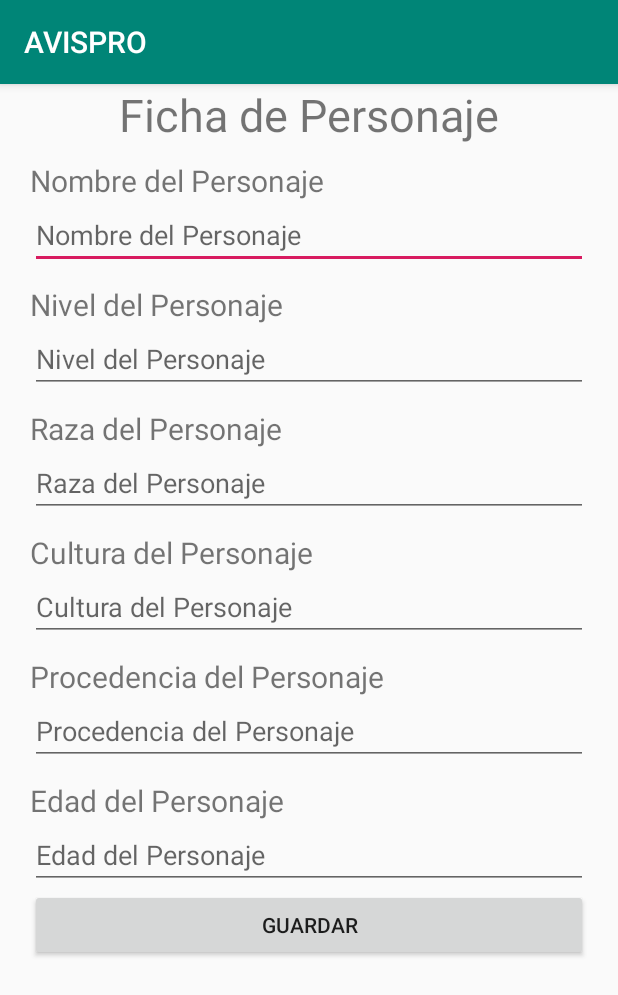
After one commit to GuillermoGarcia/Avispro, an Android app: the SheetActivity screen opened directly, with no data from a screen before it, on a phone screen of 412 x 824 dp. The commit adds this screen. Shown: the top 995 px of the screen. Run offline under Robolectric (Android 15) with nearby library versions, the light colour scheme and no system bars.

Commit message:
Recycler Layout

```diff
--- a/app/build.gradle
+++ b/app/build.gradle
@@ -37,9 +37,11 @@ dependencies {
   // Conexion a la BD de FireStore
   implementation 'com.google.firebase:firebase-firestore:17.1.3'
   // Conexión con el Almacen de Firebase
-  implementation 'com.google.firebase:firebase-storage:16.0.2'
+  implementation 'com.google.firebase:firebase-storage:16.0.5'
   // Librería PICASSO: necesario para imágenes
   implementation 'com.squareup.picasso:picasso:2.5.2'
+  // Necesario para el RecyclerView
+  implementation 'com.android.support:recyclerview-v7:28.0.0'
 
 
   testImplementation 'junit:junit:4.12'
--- a/app/src/main/AndroidManifest.xml
+++ b/app/src/main/AndroidManifest.xml
@@ -18,7 +18,8 @@
     </activity>
     <activity android:name=".actividades.ListActivity" />
     <activity android:name=".actividades.RegisterActivity" />
-    <activity android:name=".actividades.ListSheetActivity"></activity>
+    <activity android:name=".actividades.ListSheetActivity" />
+    <activity android:name=".actividades.SheetActivity"></activity>
   </application>
 
 </manifest>
--- /dev/null
+++ b/app/src/main/java/com/example/ulric/avispro/actividades/SheetActivity.java
@@ -0,0 +1,51 @@
+package com.example.ulric.avispro.actividades;
+
+import android.support.v7.app.AppCompatActivity;
+import android.os.Bundle;
+import android.support.v7.widget.GridLayoutManager;
+import android.support.v7.widget.RecyclerView;
+import android.widget.TextView;
+import android.widget.Toast;
+
+import com.example.ulric.avispro.R;
+import com.example.ulric.avispro.modelos.Personaje;
+
+public class SheetActivity extends AppCompatActivity {
+
+  TextView  cultura;
+  TextView  edad;
+  TextView  nombre;
+  TextView  nivel;
+  TextView  raza;
+  Personaje personaje;
+  TextView  procedencia;
+
+  @Override
+  protected void onCreate(Bundle savedInstanceState) {
+    super.onCreate(savedInstanceState);
+    setContentView(R.layout.activity_sheet);
+
+    Bundle bundle = getIntent().getExtras();
+    if (bundle != null){
+      this.personaje = (Personaje) bundle.getSerializable("personaje");
+      Toast.makeText(this, "Bienvenido/a, " + this.personaje.getNombre(), Toast.LENGTH_LONG).show();
+    }
+
+    cultura = findViewById(R.id.culture_sheet);
+    edad = findViewById(R.id.age_sheet);
+    nombre = findViewById(R.id.name_sheet);
+    nivel = findViewById(R.id.level_sheet);
+    raza = findViewById(R.id.race_sheet);
+    procedencia = findViewById(R.id.origin_sheet);
+
+    if (personaje != null) {
+      cultura.setText(personaje.getCultura());
+      edad.setText(personaje.getEdad()+"");
+      nombre.setText(personaje.getNombre());
+      nivel.setText(personaje.getNivel()+"");
+      raza.setText(personaje.getRaza());
+      procedencia.setText(personaje.getProcedencia());
+    }
+
+  }
+}
--- a/app/src/main/java/com/example/ulric/avispro/modelos/Personaje.java
+++ b/app/src/main/java/com/example/ulric/avispro/modelos/Personaje.java
@@ -3,7 +3,9 @@ package com.example.ulric.avispro.modelos;
 import com.google.gson.annotations.Expose;
 import com.google.gson.annotations.SerializedName;
 
-public class Personaje {
+import java.io.Serializable;
+
+public class Personaje implements Serializable {
 
   @Expose @SerializedName("avatar") private String avatar;
   @Expose @SerializedName("cultura") private String cultura;
--- a/app/src/main/res/layout/activity_login.xml
+++ b/app/src/main/res/layout/activity_login.xml
@@ -22,7 +22,8 @@
     android:layout_height="45dp"
     android:layout_marginTop="30dp"
     android:hint="@string/label_usuario"
-    android:inputType="textPersonName"
+    android:text="g.ulric@gmail.com"
+    android:inputType="textEmailAddress"
     app:layout_constraintEnd_toEndOf="parent"
     app:layout_constraintStart_toStartOf="parent"
     app:layout_constraintTop_toBottomOf="@id/logo" />
@@ -33,6 +34,7 @@
     android:layout_height="45dp"
     android:layout_marginTop="10dp"
     android:hint="@string/label_contrasena"
+    android:text="evangelion1"
     android:inputType="textPassword"
     app:layout_constraintEnd_toEndOf="parent"
     app:layout_constraintStart_toStartOf="parent"
--- /dev/null
+++ b/app/src/main/res/layout/activity_sheet.xml
@@ -0,0 +1,119 @@
+<?xml version="1.0" encoding="utf-8"?>
+<LinearLayout
+  xmlns:android="http://schemas.android.com/apk/res/android"
+  xmlns:app="http://schemas.android.com/apk/res-auto"
+  xmlns:tools="http://schemas.android.com/tools"
+  android:layout_width="match_parent"
+  android:layout_height="match_parent"
+  android:orientation="vertical"
+  tools:layout_editor_absoluteX="8dp"
+  tools:layout_editor_absoluteY="8dp"
+  android:paddingStart="20dp"
+  android:paddingEnd="20dp"
+  tools:context=".actividades.SheetActivity">
+
+  <TextView
+    android:layout_width="wrap_content"
+    android:layout_height="wrap_content"
+    android:layout_gravity="center"
+    android:textSize="30sp"
+    android:text="@string/new_sheet"/>
+
+  <TextView
+    android:layout_width="wrap_content"
+    android:layout_height="wrap_content"
+    android:layout_gravity="start"
+    android:textSize="20sp"
+    android:layout_marginTop="10dp"
+    android:text="@string/hint_name_sheet"/>
+
+  <EditText
+    android:id="@+id/name_sheet"
+    android:layout_width="match_parent"
+    android:layout_height="wrap_content"
+    android:hint="@string/hint_name_sheet"
+    android:inputType="textPersonName" />
+
+  <TextView
+    android:layout_width="wrap_content"
+    android:layout_height="wrap_content"
+    android:layout_gravity="start"
+    android:textSize="20sp"
+    android:layout_marginTop="10dp"
+    android:text="@string/hint_level_sheet"/>
+
+  <EditText
+    android:id="@+id/level_sheet"
+    android:layout_width="match_parent"
+    android:layout_height="wrap_content"
+    android:hint="@string/hint_level_sheet"
+    android:inputType="numberDecimal"/>
+
+  <TextView
+    android:layout_width="wrap_content"
+    android:layout_height="wrap_content"
+    android:layout_gravity="start"
+    android:textSize="20sp"
+    android:layout_marginTop="10dp"
+    android:text="@string/hint_race_sheet"/>
+
+  <EditText
+    android:id="@+id/race_sheet"
+    android:layout_width="match_parent"
+    android:layout_height="wrap_content"
+    android:hint="@string/hint_race_sheet"
+    android:inputType="textPersonName"/>
+
+  <TextView
+    android:layout_width="wrap_content"
+    android:layout_height="wrap_content"
+    android:layout_gravity="start"
+    android:textSize="20sp"
+    android:layout_marginTop="10dp"
+    android:text="@string/hint_culture_sheet"/>
+
+  <EditText
+    android:id="@+id/culture_sheet"
+    android:layout_width="match_parent"
+    android:layout_height="wrap_content"
+    android:hint="@string/hint_culture_sheet"
+    android:inputType="textPersonName"/>
+
+  <TextView
+    android:layout_width="wrap_content"
+    android:layout_height="wrap_content"
+    android:layout_gravity="start"
+    android:textSize="20sp"
+    android:layout_marginTop="10dp"
+    android:text="@string/hint_origin_sheet"/>
+
+  <EditText
+    android:id="@+id/origin_sheet"
+    android:layout_width="match_parent"
+    android:layout_height="wrap_content"
+    android:hint="@string/hint_origin_sheet"
+    android:inputType="textPersonName"/>
+
+  <TextView
+    android:layout_width="wrap_content"
+    android:layout_height="wrap_content"
+    android:layout_gravity="start"
+    android:textSize="20sp"
+    android:layout_marginTop="10dp"
+    android:text="@string/hint_age_sheet"/>
+
+  <EditText
+    android:id="@+id/age_sheet"
+    android:layout_width="match_parent"
+    android:layout_height="wrap_content"
+    android:hint="@string/hint_age_sheet"
+    android:inputType="numberDecimal"/>
+
+  <Button
+    android:id="@+id/save_button"
+    android:layout_width="match_parent"
+    android:layout_height="wrap_content"
+    android:text="GUARDAR"/>
+
+
+</LinearLayout>
--- a/app/src/main/res/values/strings.xml
+++ b/app/src/main/res/values/strings.xml
@@ -18,9 +18,19 @@
   <string name="boton_accept">REGISTRARSE</string>
   <string name="boton_cancel">CANCELAR</string>
 
-  <!-- Sheet Activity -->
+  <!-- List Sheet Activity -->
   <string name="descp_avatar">AVATAR</string>
   <string name="character_name">Nombre Personaje</string>
   <string name="character_race">Raza (Cultura)</string>
   <string name="character_level">Nivel</string>
+
+  <!-- Sheet Activity -->
+  <string name="new_sheet">Ficha de Personaje</string>
+  <string name="hint_name_sheet">Nombre del Personaje</string>
+  <string name="hint_race_sheet">Raza del Personaje</string>
+  <string name="hint_age_sheet">Edad del Personaje</string>
+  <string name="hint_culture_sheet">Cultura del Personaje</string>
+  <string name="hint_origin_sheet">Procedencia del Personaje</string>
+  <string name="hint_level_sheet">Nivel del Personaje</string>
+
 </resources>
```
Also changed, not shown: app/src/main/java/com/example/ulric/avispro/actividades/ListActivity.java (+14 -15 lines), app/src/main/java/com/example/ulric/avispro/adaptadores/sheetsListAdapter.java (renamed from app/src/main/java/com/example/ulric/avispro/adaptadores/sheetAdapter.java, +11 -21 lines), app/src/main/res/layout/activity_list_sheet.xml (+14 -9 lines), 1 other file.
